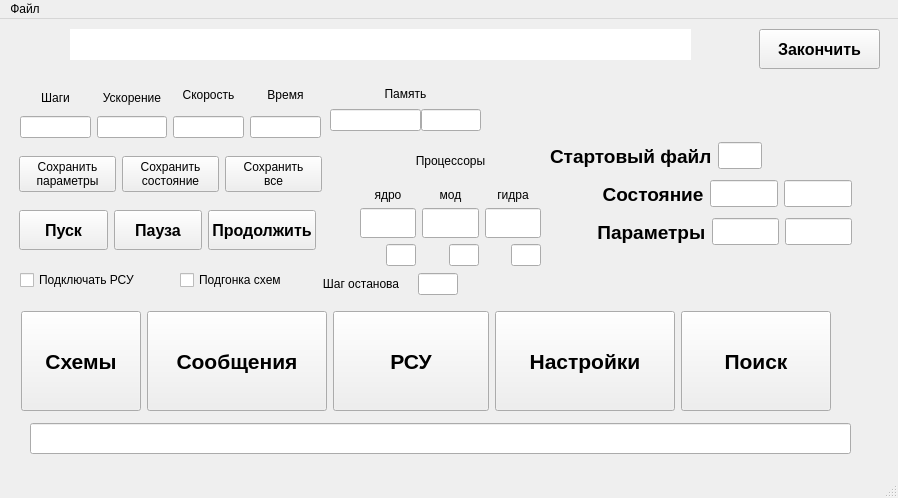
Above: System/Source/Simulator/mainwindow.ui from valresh/Platform before the change. Below: the same form after it.
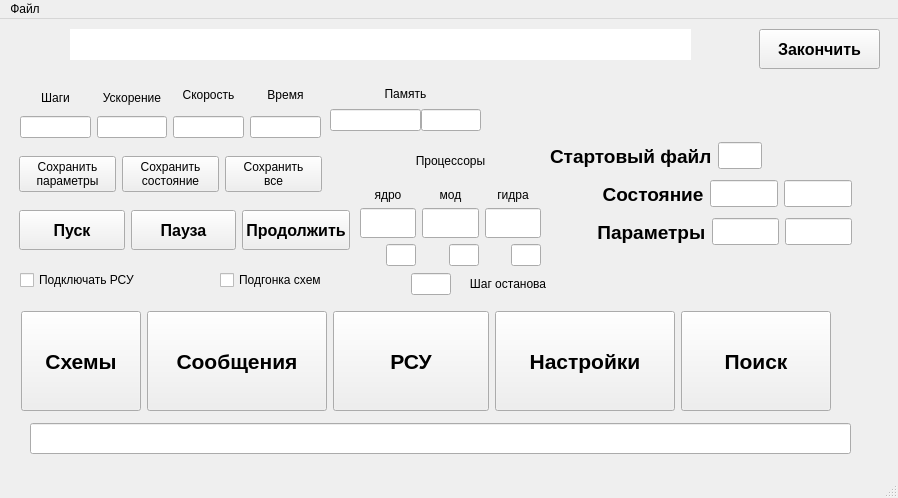
That is the form after the change. Icons and pictures are not drawn.

Patch:
```diff
--- a/System/Source/Simulator/mainwindow.ui
+++ b/System/Source/Simulator/mainwindow.ui
@@ -300,7 +300,7 @@
      <rect>
       <x>19</x>
       <y>190</y>
-      <width>297</width>
+      <width>331</width>
       <height>42</height>
      </rect>
     </property>
@@ -349,7 +349,7 @@
       <widget class="QPushButton" name="Contunue">
        <property name="minimumSize">
         <size>
-         <width>80</width>
+         <width>100</width>
          <height>40</height>
         </size>
        </property>
@@ -725,7 +725,7 @@
      <rect>
       <x>20</x>
       <y>250</y>
-      <width>131</width>
+      <width>161</width>
       <height>22</height>
      </rect>
     </property>
@@ -736,14 +736,14 @@
    <widget class="QCheckBox" name="Tune_Shem">
     <property name="geometry">
      <rect>
-      <x>180</x>
+      <x>220</x>
       <y>250</y>
-      <width>131</width>
+      <width>141</width>
       <height>22</height>
      </rect>
     </property>
     <property name="text">
-     <string>Подгонка схем</string>
+     <string>Подгонка схем  </string>
     </property>
    </widget>
    <widget class="QPushButton" name="Stop">
@@ -779,29 +779,13 @@
    <widget class="QWidget" name="layoutWidget">
     <property name="geometry">
      <rect>
-      <x>310</x>
+      <x>410</x>
       <y>250</y>
       <width>149</width>
       <height>30</height>
      </rect>
     </property>
     <layout class="QHBoxLayout" name="horizontalLayout_13">
-     <item>
-      <widget class="QLabel" name="label_13">
-       <property name="maximumSize">
-        <size>
-         <width>100</width>
-         <height>16777215</height>
-        </size>
-       </property>
-       <property name="text">
-        <string>Шаг останова</string>
-       </property>
-       <property name="alignment">
-        <set>Qt::AlignmentFlag::AlignCenter</set>
-       </property>
-      </widget>
-     </item>
      <item>
       <widget class="QLineEdit" name="StepStop">
        <property name="maximumSize">
@@ -815,9 +799,25 @@
        </property>
       </widget>
      </item>
+     <item>
+      <widget class="QLabel" name="label_13">
+       <property name="maximumSize">
+        <size>
+         <width>100</width>
+         <height>16777215</height>
+        </size>
+       </property>
+       <property name="text">
+        <string>Шаг останова</string>
+       </property>
+       <property name="alignment">
+        <set>Qt::AlignmentFlag::AlignCenter</set>
+       </property>
+      </widget>
+     </item>
     </layout>
    </widget>
-   <widget class="QWidget" name="">
+   <widget class="QWidget" name="layoutWidget">
     <property name="geometry">
      <rect>
       <x>21</x>
```
